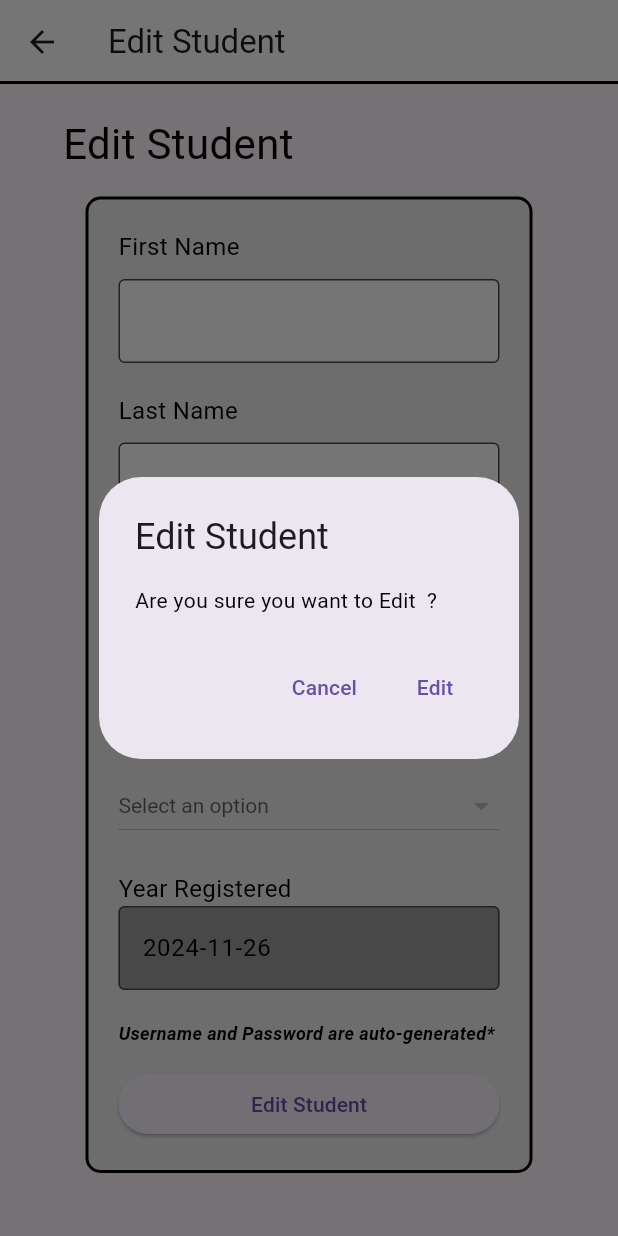
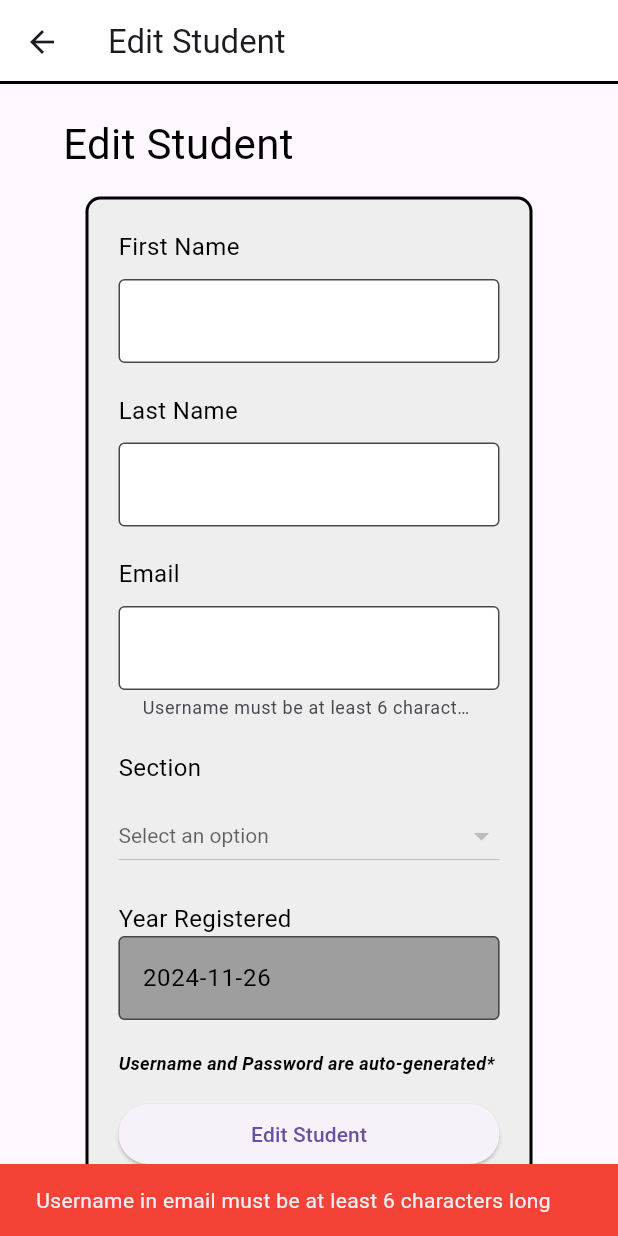
Before and after one commit to ndrw-ynz/physix-companion-app, a Flutter app: the StudentFormWidget screen opened by its route, after a tap on an icon or button, on a phone screen of 412 x 824 dp. Run offline on Flutter 3.47's test engine with Material 3 defaults, Android fonts, the phone set to English and light mode, and no system bars; our stand-ins replace cloud_firestore, firebase_auth, firebase_core, go_router; accounts and stored records are empty; network calls fail.

Commit message:
refactor: Adding/Editing now shows that the email requires atleast 6 characters before the @ and blocks the process if it's lesser than 6.

```diff
--- a/lib/widgets/students/student_form_widget.dart
+++ b/lib/widgets/students/student_form_widget.dart
@@ -102,7 +102,30 @@ class _StudentFormWidgetState extends StudentFormController {
                             filled: true,
                             fillColor: Colors.white,
                             border: OutlineInputBorder(),
+                            // Add helper text to show the requirement
+                            helperText: 'Username must be at least 6 characters before @',
                           ),
+                          // Add validation
+                          validator: (value) {
+                            if (value == null || value.isEmpty) {
+                              return 'Email is required';
+                            }
+
+                            // Check if email contains @ and validate username length
+                            int atIndex = value.indexOf('@');
+                            if (atIndex == -1) {
+                              return 'Invalid email format';
+                            }
+
+                            String username = value.substring(0, atIndex);
+                            if (username.length < 6) {
+                              return 'Username must be at least 6 characters';
+                            }
+
+                            return null;
+                          },
+                          // Enable auto-validation
+                          autovalidateMode: AutovalidateMode.onUserInteraction,
                         ),
                         const SizedBox(height: 20),
                         const Text(
@@ -255,6 +278,18 @@ abstract class StudentFormController extends State<StudentFormWidget> {
   }
 
   void _showConfirmationDialog(BuildContext context, String studentName) {
+    // Validate email before showing confirmation
+    String email = _emailController.text;
+    int atIndex = email.indexOf('@');
+    if (atIndex < 6) {
+      ScaffoldMessenger.of(context).showSnackBar(
+        const SnackBar(
+          content: Text('Username in email must be at least 6 characters long'),
+          backgroundColor: Colors.red,
+        ),
+      );
+      return;
+    }
     showDialog(
       context: context,
       builder: (BuildContext context) {
```
